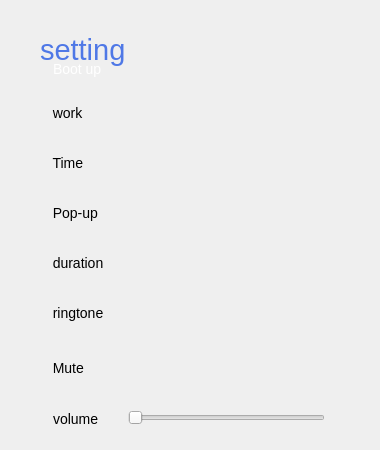
Qt form src/plugins/ukui-clock/setupPage.ui (ukui/ukui-sidebar) before a commit.
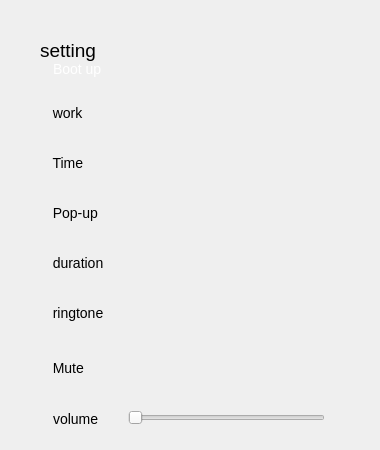
The same form after that commit. Icons and pictures are not drawn.

```diff
--- a/src/plugins/ukui-clock/setupPage.ui
+++ b/src/plugins/ukui-clock/setupPage.ui
@@ -519,9 +519,8 @@
      </rect>
     </property>
     <property name="styleSheet">
-     <string notr="true">font: 22pt;
-color: rgba(61,107,229,0.9);
-border:0px solid rgba();</string>
+     <string notr="true">font: 14pt;
+</string>
     </property>
     <property name="text">
      <string>setting</string>
```
Left out of the diff: 3 changed lines with no effect on the pictures.
